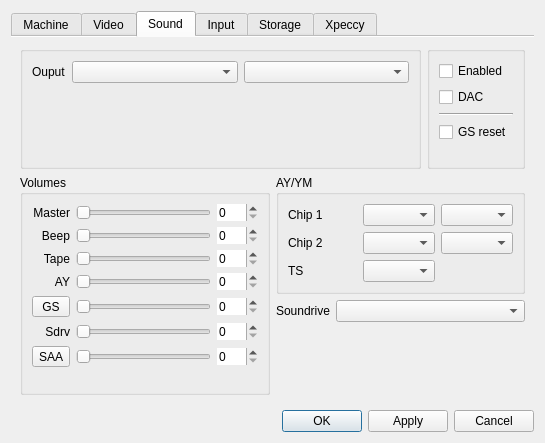
Above: ui/setupwin.ui from samstyle/Xpeccy before the change. Below: the same form after it.
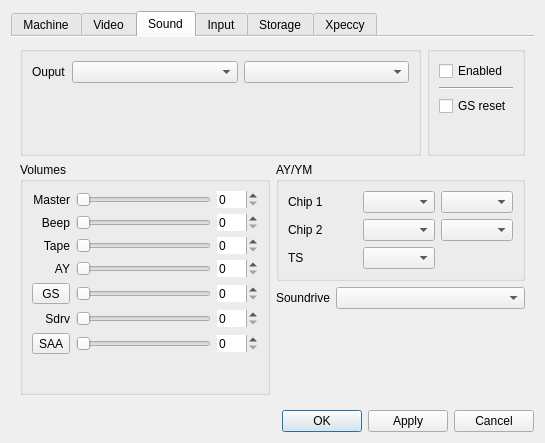
That is the form after the change. The open tabs and pages were chosen to show the change. Icons and pictures are not drawn. Custom widgets are drawn as their Qt base class.

The edit to the form file:
```diff
--- a/ui/setupwin.ui
+++ b/ui/setupwin.ui
@@ -760,13 +760,6 @@
                 </property>
                </widget>
               </item>
-              <item>
-               <widget class="QCheckBox" name="cbdac">
-                <property name="text">
-                 <string>DAC</string>
-                </property>
-               </widget>
-              </item>
               <item>
                <widget class="Line" name="line_3">
                 <property name="orientation">
```
